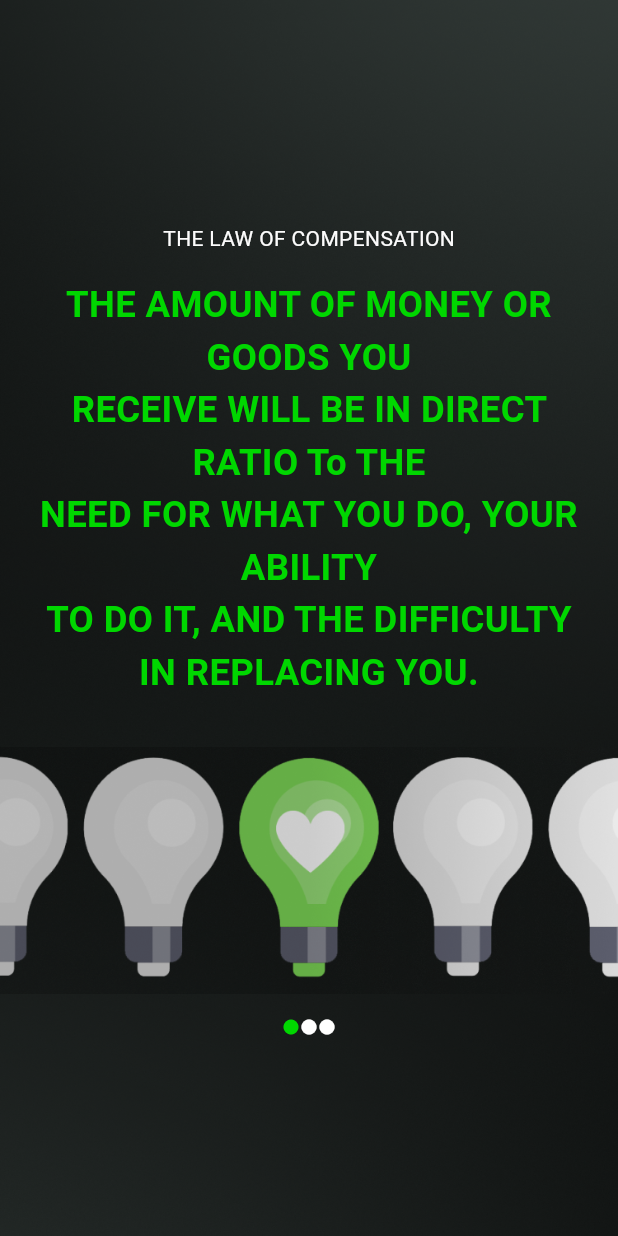
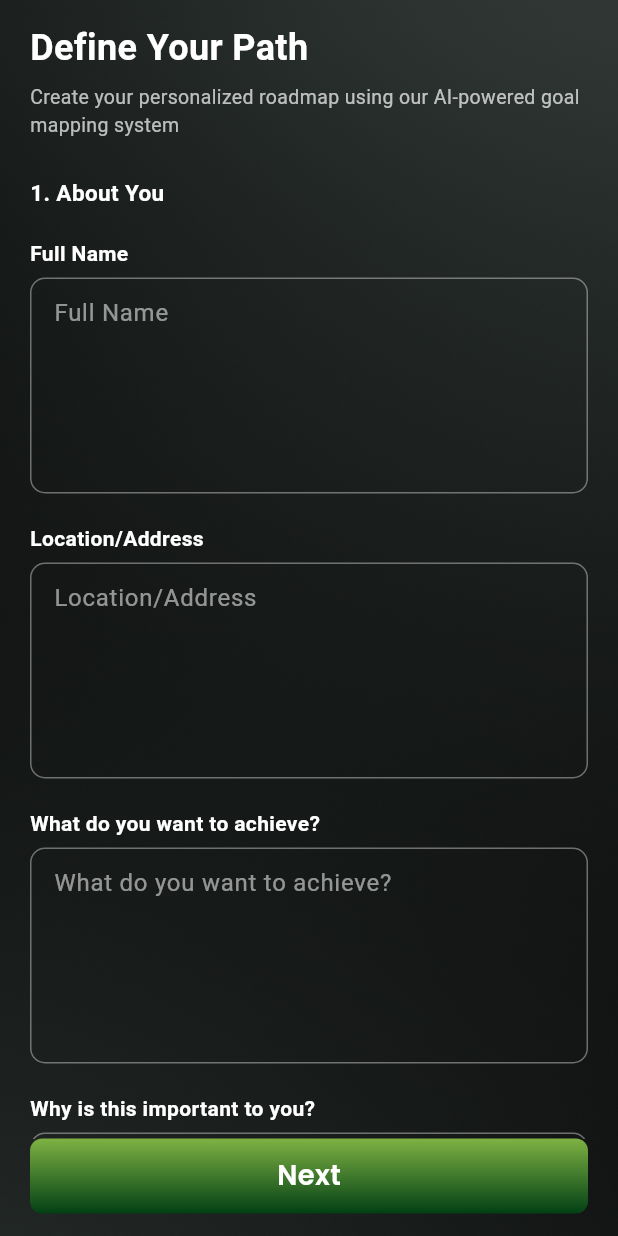
Before and after one commit to SakibvHossain/intricate, a Flutter app: the screen it shows after launch, on a phone screen of 412 x 824 dp. Run offline on Flutter 3.47's test engine with Material 3 defaults, Android fonts, the phone set to English and light mode, and no system bars; our stand-ins replace flutter_screenutil, flutter_spinkit, flutter_svg, get, google_fonts, google_nav_bar and 5 more.

Commit message:
fouth  commit

```diff
--- a/lib/app.dart
+++ b/lib/app.dart
@@ -18,7 +18,7 @@ class Intricate extends StatelessWidget {
           debugShowCheckedModeBanner: false,
           title: 'Intricate',
 
-          initialRoute: AppRoute.splash,
+          initialRoute: AppRoute.questionScreen,
           getPages: AppPages.routes,
           initialBinding: AppBinding(),
           locale: const Locale('en', 'US'),
--- a/lib/core/components/custom_button.dart
+++ b/lib/core/components/custom_button.dart
@@ -27,7 +27,7 @@ class ComponentCustomButton extends StatelessWidget {
     this.borderRadius,
     this.textFontSize,
     this.textColor,
-    this.fontWeight,
+    this.fontWeight, CircularProgressIndicator? child,
   });
 
   @override
@@ -39,7 +39,6 @@ class ComponentCustomButton extends StatelessWidget {
         height: height ?? 52.h,
         alignment: Alignment.center,
         decoration: BoxDecoration(
-          // 使用渐变色或纯色
           gradient: gradientColors != null
             ? LinearGradient(
                 colors: gradientColors!,
@@ -47,7 +46,7 @@ class ComponentCustomButton extends StatelessWidget {
                 end: Alignment.bottomCenter,
               )
             : null,
-          color: gradientColors == null ? color : null, // 当没有渐变时使用纯色
+          color: gradientColors == null ? color : null,
           borderRadius: BorderRadius.circular(borderRadius?.r ?? 12.r),
         ),
         child: text == ''
--- a/lib/core/components/custom_text_field.dart
+++ b/lib/core/components/custom_text_field.dart
@@ -63,6 +63,9 @@ class CustomTextField extends StatelessWidget {
                   : null,
               style: GoogleFonts.poppins(
                 fontSize: 16.h,
+                textStyle: const TextStyle(
+                  color: Colors.white
+                ),
                 fontWeight: FontWeight.w400,
                 // color: AppColor.textColor,
               ),
--- a/lib/feature/auth/data/controller/sign_up_controller.dart
+++ b/lib/feature/auth/data/controller/sign_up_controller.dart
@@ -13,6 +13,7 @@ class SignUpController extends GetxController{
   final userNameController = TextEditingController();
   final emailController = TextEditingController();
   final passwordController = TextEditingController();
+  final mobileController = TextEditingController();
   final preferencesHelper = SharedPreferencesHelper();
 
   Future<void> signUp() async {
@@ -21,6 +22,7 @@ class SignUpController extends GetxController{
       'userName': userNameController.text.trim(),
       'email': emailController.text.trim(),
       'password': passwordController.text.trim(),
+      // 'phone': passwordController.text.trim(),
     };
 
     try {
@@ -35,6 +37,7 @@ class SignUpController extends GetxController{
         passwordController.clear();
         fullNameController.clear();
         userNameController.clear();
+        // mobileController.clear();
 
         //* Implement route
         Get.to(() => OtpScreen());
--- /dev/null
+++ b/lib/feature/define_your_path/controller/question_controller.dart
@@ -0,0 +1,111 @@
+import 'package:flutter/material.dart';
+import 'package:get/get.dart';
+import 'package:intricate1/feature/define_your_path/data/model/question_model.dart';
+
+class QuestionController extends GetxController {
+  final RxInt currentIndex = 0.obs;
+
+  // One TextEditingController per field (even if only one field)
+  RxList<TextEditingController> fieldControllers = <TextEditingController>[].obs;
+
+  // Store all answers
+  List<List<String>> answers = [];
+
+  final List<TextQuestion> questions = [
+
+    TextQuestion(
+      subtitle: 'Please fill in your details',
+      title: 'About You',
+      fields: [
+        'Full Name',
+        'Location/Address',
+        'What do you want to achieve?',
+        'Why is this important to you?',
+        'How will you achieve it?',
+        'Target Timeline',
+        'Robbins RPM Focus',
+        'Lewis Value Proposition',
+        'LinkedIn Profile',
+
+      ],
+    ),
+    TextQuestion(
+      subtitle: 'Please fill in your details',
+      title: 'What transformation outcome do you desire most? ?',
+      fields: [''],
+    ),
+
+    TextQuestion(
+      subtitle: 'Please fill in your details',
+      title: "What obstacle are you experiencing that's preventing your progress?",
+      fields: [''],
+    ),
+
+
+    TextQuestion(
+      subtitle: 'Please fill in your details',
+      title: 'What inspired you to pursue this transformation at this moment?',
+      fields: [''],
+    ),
+    TextQuestion(
+      subtitle: 'Please fill in your details',
+      title: 'On a scale of 1—10, how committed are you to achieving this outcome?',
+      fields: [''],
+    ),
+    TextQuestion(
+      subtitle: 'Please fill in your details',
+      title: 'What strategies or solutions have you already tried?',
+      fields: [''],
+    ),
+    TextQuestion(
+      subtitle: 'Please fill in your details',
+      title: 'Which personal strengths, skills, or resources can you leverage?',
+      fields: [''],
+    ),
+    TextQuestion(
+      subtitle: 'Please fill in your details',
+      title: "How will you know when you've succeeded?",
+      fields: [''],
+    ),
+    TextQuestion(
+      subtitle: 'Please fill in your details',
+      title: ' What timeframe are you hoping to achieve this transformation within?',
+      fields: [''],
+    ),
+    TextQuestion(
+      subtitle: 'Please fill in your details',
+      title: 'Who in your life will support you through this journey, and how can they best assist?',
+      fields: [''],
+    ),
+    TextQuestion(
+      subtitle: 'Please fill in your details',
+      title: 'What fears or concerns do you anticipate as you work toward your goal?',
+      fields: [''],
+    ),
+    // Add more screens...
+  ];
+
+  @override
+  void onInit() {
+    super.onInit();
+    _initControllers();
+  }
+
+  void _initControllers() {
+    fieldControllers.clear();
+    final fieldCount = questions[currentIndex.value].fields.length;
+    fieldControllers.addAll(List.generate(fieldCount, (_) => TextEditingController()));
+  }
+
+  void nextQuestion() {
+    // Save answers from controllers
+    answers.add(fieldControllers.map((c) => c.text.trim()).toList());
+
+    if (currentIndex.value < questions.length - 1) {
+      currentIndex.value++;
+      _initControllers();
+    } else {
+      Get.snackbar('Done', 'You’ve completed all questions!');
+    }
+  }
+}
--- /dev/null
+++ b/lib/feature/define_your_path/data/model/question_model.dart
@@ -0,0 +1,11 @@
+class TextQuestion {
+  final String title;
+  final String subtitle;
+  final List<String> fields; // Even single-input screens use a list
+
+  TextQuestion( {
+    required this.subtitle,
+    required this.title,
+    required this.fields,
+  });
+}
--- /dev/null
+++ b/lib/feature/define_your_path/ui/question_screen.dart
@@ -0,0 +1,134 @@
+import 'package:flutter/material.dart';
+import 'package:get/get.dart';
+import 'package:intricate1/core/components/custom_button.dart';
+import 'package:intricate1/feature/define_your_path/controller/question_controller.dart';
+
+class TextQuestionScreen extends StatelessWidget {
+  TextQuestionScreen({super.key});
+
+  final QuestionController controller = Get.put(QuestionController());
+
+  @override
+  Widget build(BuildContext context) {
+    return Scaffold(
+      body: Container(
+        decoration: const BoxDecoration(
+          image: DecorationImage(
+            image: AssetImage('assets/images/background.png'),
+            fit: BoxFit.cover,
+          ),
+        ),
+        child: SafeArea(
+          child: Obx(() {
+            final question = controller.questions[controller.currentIndex.value];
+            return Padding(
+              padding: const EdgeInsets.symmetric(horizontal: 20.0, vertical: 15),
+              child: Column(
+                crossAxisAlignment: CrossAxisAlignment.start,
+                children: [
+                  // Static Header (from design)
+                  const Text(
+                    'Define Your Path',
+                    style: TextStyle(
+                      color: Colors.white,
+                      fontSize: 24,
+                      fontWeight: FontWeight.bold,
+                    ),
+                  ),
+                  const SizedBox(height: 6),
+                  const Text(
+                    'Create your personalized roadmap using our AI-powered goal mapping system',
+                    style: TextStyle(
+                      color: Colors.white70,
+                      fontSize: 13,
+                    ),
+                  ),
+                  const SizedBox(height: 25),
+
+                  // Question Label
+                  Text(
+                    '${controller.currentIndex.value + 1}. ${question.title}',
+                    style: const TextStyle(
+                      color: Colors.white,
+                      fontWeight: FontWeight.w600,
+                      fontSize: 15,
+                    ),
+                  ),
+                  const SizedBox(height: 10),
+
+                  // Input Fields (1 or many)
+                  Expanded(
+                    child: SingleChildScrollView(
+                      child: Column(
+                        children: List.generate(question.fields.length, (index) {
+                          return Padding(
+                            padding: const EdgeInsets.symmetric(vertical: 10.0),
+                            child: Column(
+                              crossAxisAlignment: CrossAxisAlignment.start,
+                              children: [
+                                Text(
+                                  question.fields[index],
+                                  style: const TextStyle(
+                                    color: Colors.white,
+                                    fontWeight: FontWeight.w600,
+                                    fontSize: 14,
+                                  ),
+                                ),
+                                const SizedBox(height: 6),
+                                TextField(
+                                  controller: controller.fieldControllers[index],
+                                  maxLines: 5,
+                                  style: const TextStyle(color: Colors.white),
+                                  decoration: InputDecoration(
+                                    hintText: question.fields[index],
+                                    hintStyle:
+                                        const TextStyle(color: Colors.white54),
+                                    filled: true,
+                                    fillColor: Colors.transparent,
+                                    contentPadding: const EdgeInsets.all(12),
+                                    border: OutlineInputBorder(
+                                      borderRadius: BorderRadius.circular(10),
+                                      borderSide:
+                                          const BorderSide(color: Colors.white38),
+                                    ),
+                                    enabledBorder: OutlineInputBorder(
+                                      borderRadius: BorderRadius.circular(10),
+                                      borderSide:
+                                          const BorderSide(color: Colors.white38),
+                                    ),
+                                    focusedBorder: OutlineInputBorder(
+                                      borderRadius: BorderRadius.circular(10),
+                                      borderSide: const BorderSide(
+                                          color: Colors.greenAccent),
+                                    ),
+                                  ),
+                                ),
+                              ],
+                            ),
+                          );
+                        }),
+                      ),
+                    ),
+                  ),
+
+                  // Next Button
+                  ComponentCustomButton(
+                      text: 'Next',
+                      gradientColors: const [
+                        Color(0xFF7eb243),
+                        Color(0xFF024015),
+                      ],
+                      borderRadius: 8,
+                      height: 50,
+                      onTap: () async {
+                        controller.nextQuestion();
+                      })
+                ],
+              ),
+            );
+          }),
+        ),
+      ),
+    );
+  }
+}
--- a/lib/routes/app_pages.dart
+++ b/lib/routes/app_pages.dart
@@ -4,6 +4,7 @@ import 'package:intricate1/feature/auth/ui/screens/select_authtype_screen.dart';
 import 'package:intricate1/feature/auth/ui/screens/sign_in_screen.dart';
 import 'package:intricate1/feature/auth/ui/screens/sign_up_screen.dart';
 import 'package:intricate1/feature/brand_you/ui/screen/brand_you_screen.dart';
+import 'package:intricate1/feature/define_your_path/ui/question_screen.dart';
 import 'package:intricate1/feature/home/ui/screens/bottom_nav_screen.dart';
 import 'package:intricate1/feature/onboarding/ui/screens/assessment_page.dart';
 import 'package:intricate1/feature/onboarding/ui/screens/splash_screen.dart';
@@ -19,6 +20,10 @@ class AppPages {
     ),GetPage(
       name: AppRoute.authType,
       page: () => const AuthTypeScreen(),
+      //transition: Transition.rightToLeft,
+    ),GetPage(
+      name: AppRoute.questionScreen,
+      page: () =>  TextQuestionScreen(),
       //transition: Transition.rightToLeft,
     ),
     GetPage(
--- a/lib/routes/app_routes.dart
+++ b/lib/routes/app_routes.dart
@@ -4,6 +4,7 @@ class AppRoute{
   static const String signUp = '/signUp';
   static const String signIn = '/signIn';
   static const String trail = '/trail';
+  static const String questionScreen = '/questionScreen';
   static const String onboarding = '/onboarding';
   static const String navBar = '/navBar';
   static const String home = '/home';
```
Also changed, not shown: lib/feature/auth/ui/screens/otp_screen.dart (+56 -33 lines), lib/feature/auth/ui/screens/sign_in_screen.dart (+23 -9 lines), lib/feature/auth/ui/screens/sign_up_screen.dart (+48 -18 lines).
